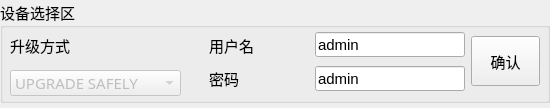
Above: NetUpgradeTool/devselectwid.ui from ChinaClever/NetUpgradeTool before the change. Below: the same form after it.
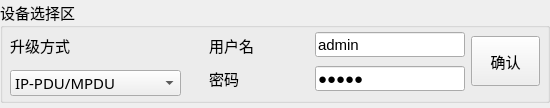
That is the form after the change.

```diff
--- a/NetUpgradeTool/devselectwid.ui
+++ b/NetUpgradeTool/devselectwid.ui
@@ -42,7 +42,7 @@
      </property>
      <widget class="QComboBox" name="ChooseTypeBox">
       <property name="enabled">
-       <bool>false</bool>
+       <bool>true</bool>
       </property>
       <property name="geometry">
        <rect>
@@ -56,7 +56,7 @@
        <string>UPGRADE SAFELY</string>
       </property>
       <property name="currentIndex">
-       <number>2</number>
+       <number>0</number>
       </property>
       <item>
        <property name="text">
@@ -107,9 +107,18 @@
         <pointsize>11</pointsize>
        </font>
       </property>
+      <property name="inputMask">
+       <string/>
+      </property>
       <property name="text">
        <string>admin</string>
       </property>
+      <property name="maxLength">
+       <number>32767</number>
+      </property>
+      <property name="echoMode">
+       <enum>QLineEdit::Password</enum>
+      </property>
      </widget>
      <widget class="QLabel" name="label_2">
       <property name="geometry">
```
Left out of the diff: 5 changed lines with no effect on the pictures.
